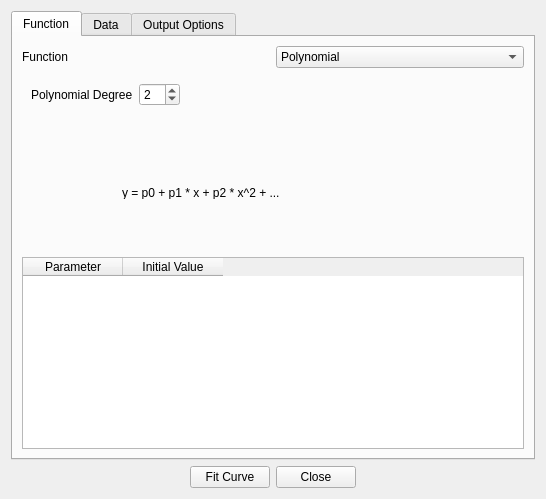
The window that src/ui/Ui_CurveFitting.ui (bbreslauer/PySciPlot) describes before a commit, drawn with Qt 5.
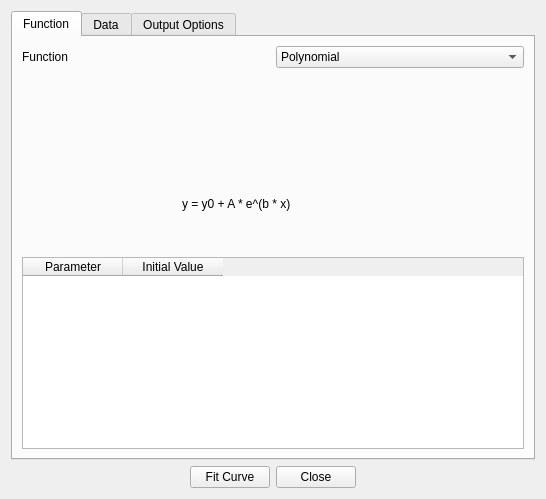
The same window after the commit. The open tabs and pages were chosen to show the change. Custom widgets are drawn as their Qt base class.

Commit message: Added exponential fit. Added a constant offset to power law fit, changed power law text from PowerLaw to Power Law. (#42)

What changed in the file:
```diff
--- a/src/ui/Ui_CurveFitting.ui
+++ b/src/ui/Ui_CurveFitting.ui
@@ -98,6 +98,7 @@
          </widget>
          <widget class="QWidget" name="page_2"/>
          <widget class="QWidget" name="page_5"/>
+         <widget class="QWidget" name="page_7"/>
         </widget>
        </item>
        <item row="2" column="0" colspan="2">
@@ -146,7 +147,22 @@
             </rect>
            </property>
            <property name="text">
-            <string>y = a * x^k</string>
+            <string>y = y0 + a * x^k</string>
+           </property>
+          </widget>
+         </widget>
+         <widget class="QWidget" name="page_8">
+          <widget class="QLabel" name="label_15">
+           <property name="geometry">
+            <rect>
+             <x>160</x>
+             <y>30</y>
+             <width>211</width>
+             <height>16</height>
+            </rect>
+           </property>
+           <property name="text">
+            <string>y = y0 + A * e^(b * x)</string>
            </property>
           </widget>
          </widget>
```
Left out of the diff: 7 changed lines with no effect on the pictures. The commit also changes 2 other files.
